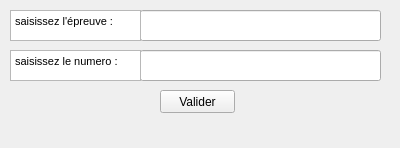
Before: the Qt Designer form gui/insertEpreuve.ui in zeynel95/CEBD_PROJECT, drawn with Qt 5.
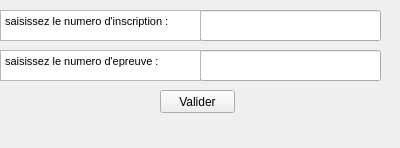
After: the same form once the commit is applied.

Patch:
```diff
--- a/gui/insertEpreuve.ui
+++ b/gui/insertEpreuve.ui
@@ -16,9 +16,9 @@
   <widget class="QLineEdit" name="lineEditEp">
    <property name="geometry">
     <rect>
-     <x>140</x>
+     <x>200</x>
      <y>10</y>
-     <width>241</width>
+     <width>181</width>
      <height>31</height>
     </rect>
    </property>
@@ -39,9 +39,9 @@
   <widget class="QTextEdit" name="textEdit">
    <property name="geometry">
     <rect>
-     <x>10</x>
+     <x>0</x>
      <y>10</y>
-     <width>131</width>
+     <width>201</width>
      <height>31</height>
     </rect>
    </property>
@@ -50,15 +50,15 @@
 &lt;html&gt;&lt;head&gt;&lt;meta name=&quot;qrichtext&quot; content=&quot;1&quot; /&gt;&lt;style type=&quot;text/css&quot;&gt;
 p, li { white-space: pre-wrap; }
 &lt;/style&gt;&lt;/head&gt;&lt;body style=&quot; font-family:'MS Shell Dlg 2'; font-size:8.25pt; font-weight:400; font-style:normal;&quot;&gt;
-&lt;p style=&quot; margin-top:0px; margin-bottom:0px; margin-left:0px; margin-right:0px; -qt-block-indent:0; text-indent:0px;&quot;&gt;saisissez l'épreuve :&lt;/p&gt;&lt;/body&gt;&lt;/html&gt;</string>
+&lt;p style=&quot; margin-top:0px; margin-bottom:0px; margin-left:0px; margin-right:0px; -qt-block-indent:0; text-indent:0px;&quot;&gt;saisissez le numero d'inscription :&lt;/p&gt;&lt;/body&gt;&lt;/html&gt;</string>
    </property>
   </widget>
   <widget class="QLineEdit" name="lineEditNum">
    <property name="geometry">
     <rect>
-     <x>140</x>
+     <x>200</x>
      <y>50</y>
-     <width>241</width>
+     <width>181</width>
      <height>31</height>
     </rect>
    </property>
@@ -66,9 +66,9 @@
   <widget class="QTextEdit" name="textEdit_2">
    <property name="geometry">
     <rect>
-     <x>10</x>
+     <x>0</x>
      <y>50</y>
-     <width>131</width>
+     <width>201</width>
      <height>31</height>
     </rect>
    </property>
@@ -77,7 +77,7 @@
 &lt;html&gt;&lt;head&gt;&lt;meta name=&quot;qrichtext&quot; content=&quot;1&quot; /&gt;&lt;style type=&quot;text/css&quot;&gt;
 p, li { white-space: pre-wrap; }
 &lt;/style&gt;&lt;/head&gt;&lt;body style=&quot; font-family:'MS Shell Dlg 2'; font-size:8.25pt; font-weight:400; font-style:normal;&quot;&gt;
-&lt;p style=&quot; margin-top:0px; margin-bottom:0px; margin-left:0px; margin-right:0px; -qt-block-indent:0; text-indent:0px;&quot;&gt;saisissez le numero :&lt;/p&gt;&lt;/body&gt;&lt;/html&gt;</string>
+&lt;p style=&quot; margin-top:0px; margin-bottom:0px; margin-left:0px; margin-right:0px; -qt-block-indent:0; text-indent:0px;&quot;&gt;saisissez le numero d'epreuve :&lt;/p&gt;&lt;/body&gt;&lt;/html&gt;</string>
    </property>
   </widget>
   <widget class="QLabel" name="label_insertEpreuve">
```
